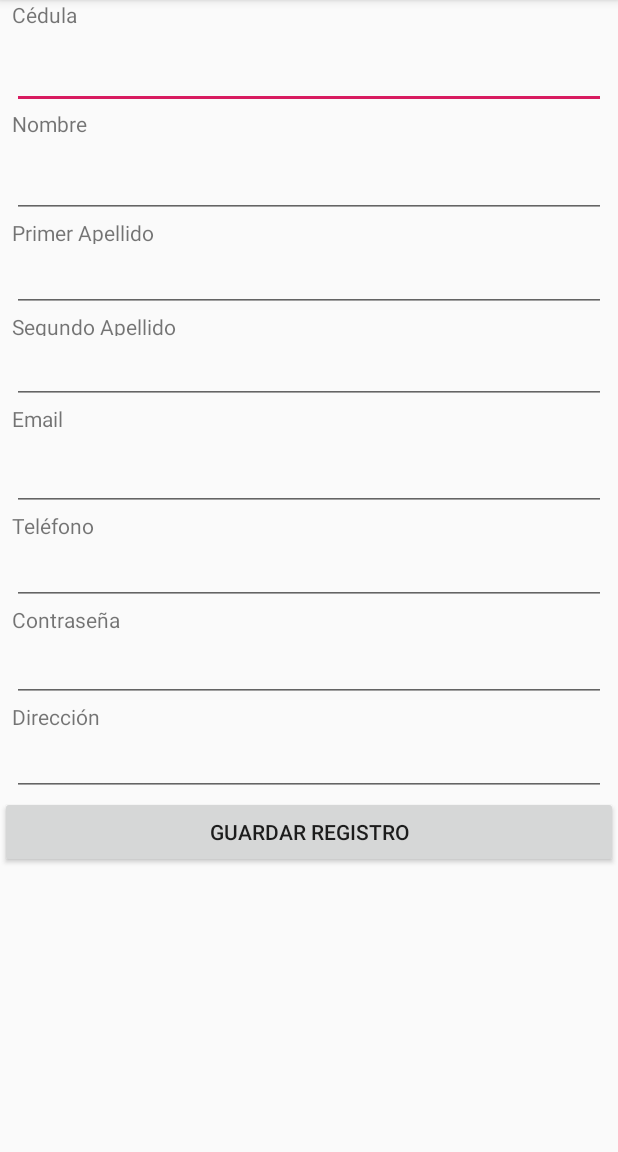
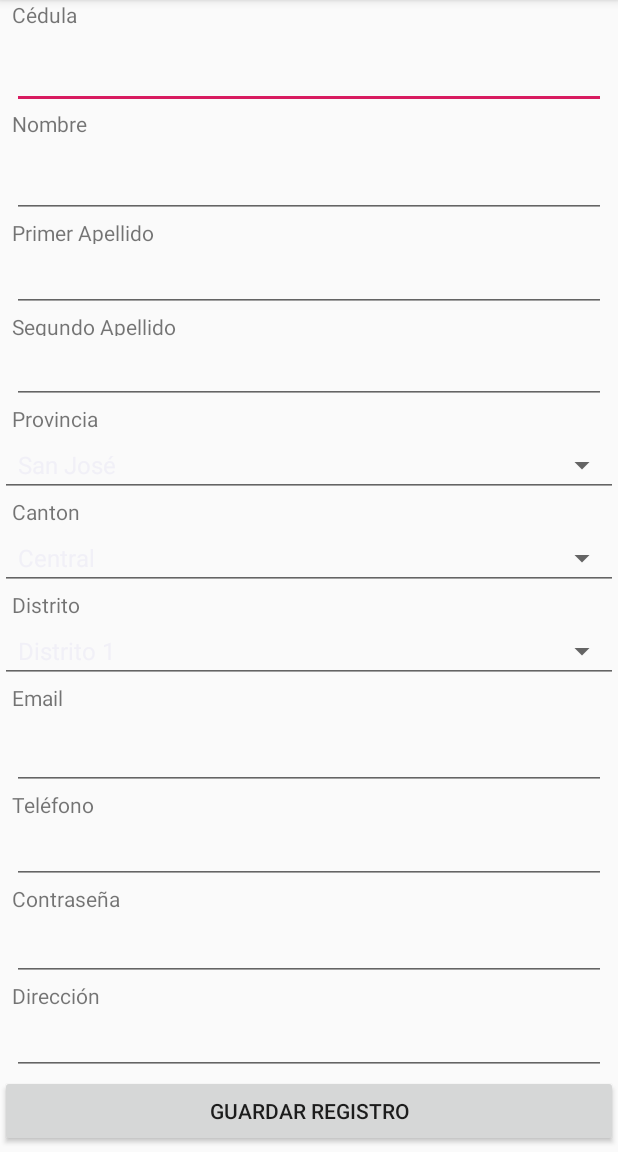
Before and after one commit to cesarvarela07/binarios, an Android app: the Registro screen opened directly, with no data from a screen before it, after a tap on "GUARDAR REGISTRO", on a phone screen of 412 x 824 dp, the part 84-1236 px from its top. Run offline under Robolectric (Android 15) with nearby library versions, the phone set to English and light mode, and no system bars; 1 statement that could not run was skipped.

Commit message:
mejoras para registro

```diff
--- a/app/src/main/java/app311/varela/cesar/app311/DatabaseHelper.java
+++ b/app/src/main/java/app311/varela/cesar/app311/DatabaseHelper.java
@@ -25,26 +25,14 @@ public class DatabaseHelper extends SQLiteOpenHelper {
 
     @Override
     public void onCreate(SQLiteDatabase db) {
-
         /*Crea las tablas*/
-
         ConfiguracionSQLite.createTable(db);
-
-        /*
-        String createTable= "CREATE TABLE "+TABLE_NAME+
-                " ("+COL_CEDULA+" INTEGER PRIMARY KEY, "+
-                COL_NOMBRE+ " TEXT NOT NULL, "+
-                COL_EMAIL+ " TEXT NOT NULL UNIQUE, "+
-                COL_TELEFONO+ " INTEGER NOT NULL UNIQUE, "+
-                COL_PASSWORD+ " TEXT NOT NULL UNIQUE); ";
-
-        db.execSQL(createTable);
-        */
     }
 
     @Override
     public void onUpgrade(SQLiteDatabase sqLiteDatabase, int i, int i1) {
-
+        ConfiguracionSQLite.dropTable(sqLiteDatabase);
+        onCreate(sqLiteDatabase);
     }
 
     public boolean updateData( ArrayList<String> listaParametros,ArrayList<String> listaColumnas,String tableName,String id,String Key)
@@ -77,50 +65,50 @@ public class DatabaseHelper extends SQLiteOpenHelper {
             return true;
     }
 
-    public ArrayList<String> existeCorreo(String table, String key, String correo,String whereParameter, ArrayList<String> listaCampos) {
-        ArrayList<String> values = new ArrayList<String>();
+    public String existeCorreo(String table, String correo) {
+
+        String indCorreoValido = "";
 
         SQLiteDatabase db = this.getReadableDatabase();
-        Cursor cursor = db.rawQuery("SELECT CASE WHEN COUNT(0) > 0 THEN 1 ELSE 0 END FROM " + table + " WHERE key = " + whereParameter+ " AND CORREO = " +correo , null);
+        Cursor cursor = db.rawQuery("SELECT CASE WHEN COUNT(0) > 0 THEN 'Y' ELSE 'N' END AS RESULTADO FROM '" + table +"' WHERE CORREO = '" +correo +"' " , null);
 
         if(cursor.moveToFirst()) {
-            do {
-                for (int i = 0; i < listaCampos.size(); i++)
-                    values.add(cursor.getString(cursor.getColumnIndex(listaCampos.get(i).toString())));
-
-            }while(cursor.moveToNext());
+            indCorreoValido = cursor.getString(cursor.getColumnIndex("RESULTADO"));
         }
 
         cursor.close();
         db.close();
-        return values;
+        return indCorreoValido;
+    }
+
+    public String obtenerIdCedulaUusario(String table, String correo) {
+
+        String cedulaUsuario = "";
+
+        SQLiteDatabase db = this.getReadableDatabase();
+        Cursor cursor = db.rawQuery("SELECT CEDULA FROM '" + table +"' WHERE CORREO = '" +correo +"' " , null);
+
+        if(cursor.moveToFirst()) {
+
+            cedulaUsuario = cursor.getString(cursor.getColumnIndex("CEDULA"));
+
+        }
+
+        cursor.close();
+        db.close();
+        return cedulaUsuario;
     }
 
     public ArrayList<String> getValues(String table, String key,String whereParameter, ArrayList<String> listaCampos) {
         ArrayList<String> values = new ArrayList<String>();
 
         SQLiteDatabase db = this.getReadableDatabase();
-        Cursor cursor = db.rawQuery("SELECT * FROM " + table + " WHERE key = " + whereParameter, null);
+        Cursor cursor = db.rawQuery("SELECT * FROM " + table + " WHERE " + key + " = " + whereParameter, null);
 
         if(cursor.moveToFirst()) {
             do {
                 for (int i = 0; i < listaCampos.size(); i++)
                     values.add(cursor.getString(cursor.getColumnIndex(listaCampos.get(i).toString())));
-/*              values.add(cursor.getString(cursor.getColumnIndex(listaCampos.get(1).toString())));
-                values.add(cursor.getString(cursor.getColumnIndex(listaCampos.get(2).toString())));
-                values.add(cursor.getString(cursor.getColumnIndex(listaCampos.get(3).toString())));
-                values.add(cursor.getString(cursor.getColumnIndex(listaCampos.get(4).toString())));
-
-                values.add(cursor.getString(cursor.getColumnIndex(listaCampos.get(5).toString())));
-                values.add(cursor.getString(cursor.getColumnIndex(listaCampos.get(6).toString())));
-                values.add(cursor.getString(cursor.getColumnIndex(listaCampos.get(7).toString())));
-                values.add(cursor.getString(cursor.getColumnIndex(listaCampos.get(8).toString())));
-                values.add(cursor.getString(cursor.getColumnIndex(listaCampos.get(9).toString())));
-
-                values.add(cursor.getString(cursor.getColumnIndex(listaCampos.get(10).toString())));
-                values.add(cursor.getString(cursor.getColumnIndex(listaCampos.get(11).toString())));
-                values.add(cursor.getString(cursor.getColumnIndex(listaCampos.get(12).toString())));*/
-
             }while(cursor.moveToNext());
         }
 
--- /dev/null
+++ b/app/src/main/java/app311/varela/cesar/app311/MetodosGlobales.java
@@ -0,0 +1,15 @@
+package app311.varela.cesar.app311;
+
+import android.content.Context;
+import android.widget.Toast;
+
+public final class MetodosGlobales {
+
+
+    public static String CEDULA_USUARIO_ACTIVO = "";
+
+    public static void toastMessage(Context context, String message)
+    {
+        Toast.makeText(context, message,Toast.LENGTH_SHORT).show();
+    }
+}
--- a/app/src/main/java/app311/varela/cesar/app311/Registro.java
+++ b/app/src/main/java/app311/varela/cesar/app311/Registro.java
@@ -3,8 +3,11 @@ package app311.varela.cesar.app311;
 import android.support.v7.app.AppCompatActivity;
 import android.os.Bundle;
 import android.view.View;
+import android.widget.AdapterView;
+import android.widget.ArrayAdapter;
 import android.widget.Button;
 import android.widget.EditText;
+import android.widget.Spinner;
 import android.widget.Toast;
 
 import java.util.ArrayList;
@@ -24,16 +27,102 @@ public class Registro extends AppCompatActivity {
     private EditText txtEmail;
     private EditText txtPassword;
     private EditText txtDireccion;
+    private Spinner txtProvincia;
+    private Spinner txtCanton;
+    private Spinner txtDistrito;
+
 
     Random rand = new Random();
 
+    String[] provincias = {"San José","Alajuela","Cartago","Heredia","Guanacaste","Puntarenas","Limón"};
+    String[] cantones = {""};
+    String[] distritos = {"Distrito 1","Distrito 2","Distrito 3","Distrito 4","Distrito 5","Distrito 6","Distrito 7","Distrito 8","Distrito 9","Distrito 10"};
+
+    String[] distritosSJ = {"Central","Escazú","Desamparados","Puriscal","Tarrazú","Aserrí","Mora","Goicoechea","Santa Ana","Alajuelita","Vázquez De Coronado","Acosta","Tibás","Moravia","Montes De Oca","Turrubares","Dota","Curridabat","Pérez Zeledón","León Cortés Castro"};
+    String[] distritosAJ = {"Central","San Ramón","Grecia","San Mateo","Atenas","Naranjo","Palmares","Poás","Orotina","San Carlos","Zarcero","Valverde Vega","Upala","Los Chiles","Guatuso","Río Cuarto"};
+    String[] distritosCA = {"Central","Paraíso","La Unión","Jiménez","Turrialba","Alvarado","Oreamuno","El Guarco"};
+    String[] distritosHE = {"Central","Barva","Santo Domingo","Santa Barbara","San Rafael","San Isidro","Belén","Flores","San Pablo","Sarapiquí"};
+    String[] distritosGU = {"Liberia","Nicoya","Santa Cruz","Bagaces","Carrillo","Cañas","Abangares","Tilarán","Nandayure","La Cruz","Hojancha"};
+    String[] distritosPU = {"Central","Esparza","Buenos Aires","Montes De Oro","Osa","Quepos","Golfito","Coto Brus","Parrita","Corredores","Garabito"};
+    String[] distritosLI = {"Central","Pococí","Siquirres","Talamanca","Matina","Guácimo"};
 
     @Override
     protected void onCreate(Bundle savedInstanceState) {
         super.onCreate(savedInstanceState);
         setContentView(R.layout.activity_registro);
         mDatabaseHelper = new DatabaseHelper(this);
+        agregarColumnas();
+        obtenerDatosDeActivity();
 
+        Spinner spProvincias = (Spinner)findViewById(R.id.Provincia);
+        final Spinner spCanton = (Spinner)findViewById(R.id.Canton);
+        Spinner spDistrito = (Spinner)findViewById(R.id.Distrito);
+
+        spProvincias.setAdapter(new ArrayAdapter<String>(getApplicationContext(),android.R.layout.simple_spinner_item,provincias));
+        spCanton.setAdapter(new ArrayAdapter<String>(getApplicationContext(),android.R.layout.simple_spinner_item,cantones));
+        spDistrito.setAdapter(new ArrayAdapter<String>(getApplicationContext(),android.R.layout.simple_spinner_item,distritos));
+
+        Button btnSave = (Button)  findViewById(R.id.btnSave);
+        //0 = registro primera vez
+        //1 = editar perfil
+        if(1 == getIntent().getExtras().getInt("MODE"))
+        {
+            btnSave.setText("Guardar Edición");
+            obtenerDatosDeBD();
+        }
+
+        btnSave.setOnClickListener(new View.OnClickListener() {
+            @Override
+            public void onClick(View view) {
+                cargarListaParametros();
+                addData();
+            }
+        });
+
+        spProvincias.setOnItemSelectedListener(new AdapterView.OnItemSelectedListener() {
+            @Override
+            public void onItemSelected(AdapterView<?> adapterView, View view, int i, long l) {
+                if(i == 0)
+                    spCanton.setAdapter(new ArrayAdapter<String>(getApplicationContext(),android.R.layout.simple_spinner_item,distritosSJ));
+                if(i == 1)
+                    spCanton.setAdapter(new ArrayAdapter<String>(getApplicationContext(),android.R.layout.simple_spinner_item,distritosAJ));
+                if(i == 2)
+                    spCanton.setAdapter(new ArrayAdapter<String>(getApplicationContext(),android.R.layout.simple_spinner_item,distritosCA));
+                if(i == 3)
+                    spCanton.setAdapter(new ArrayAdapter<String>(getApplicationContext(),android.R.layout.simple_spinner_item,distritosHE));
+                if(i == 4)
+                    spCanton.setAdapter(new ArrayAdapter<String>(getApplicationContext(),android.R.layout.simple_spinner_item,distritosGU));
+                if(i == 5)
+                    spCanton.setAdapter(new ArrayAdapter<String>(getApplicationContext(),android.R.layout.simple_spinner_item,distritosPU));
+                if(i == 6)
+                    spCanton.setAdapter(new ArrayAdapter<String>(getApplicationContext(),android.R.layout.simple_spinner_item,distritosLI));
+
+            }
+
+            @Override
+            public void onNothingSelected(AdapterView<?> adapterView) {
+
+            }
+        });
+
+    }
+
+
+    public void addData()
+    {
+
+        String tableName = ConfiguracionSQLite.TB_NAME_REGISTRO_USUARIO;
+        //columnas
+
+        boolean insertData = mDatabaseHelper.addData(listaParametros,listaColumnas,tableName);
+        if (insertData)
+            MetodosGlobales.toastMessage(this,"Insertado correctamente");
+        else
+            MetodosGlobales.toastMessage(this,"Error al insertar los datos");
+    }
+
+    public void agregarColumnas()
+    {
         listaColumnas.add(ConfiguracionSQLite.TB_RU_CEDULA);
         listaColumnas.add(ConfiguracionSQLite.TB_RU_NOMBRE);
         listaColumnas.add(ConfiguracionSQLite.TB_RU_APELLIDO1);
@@ -47,9 +136,10 @@ public class Registro extends AppCompatActivity {
         listaColumnas.add(ConfiguracionSQLite.TB_RU_COD_ACTIVACION);
         listaColumnas.add(ConfiguracionSQLite.TB_RU_ESTADO);
         listaColumnas.add(ConfiguracionSQLite.TB_RU_DIRECCION);
+    }
 
-        Button btnSave = (Button)  findViewById(R.id.btnSave);
-
+    public void obtenerDatosDeActivity()
+    {
         txtCedula = (EditText) findViewById(R.id.cedulaTxt);
         txtNombre = (EditText) findViewById(R.id.nombreTxt);
         txtApellido1 = (EditText) findViewById(R.id.apellido1Txt);
@@ -58,13 +148,14 @@ public class Registro extends AppCompatActivity {
         txtEmail = (EditText)findViewById(R.id.emailTxt);
         txtPassword = (EditText)findViewById(R.id.passwordTxt);
         txtDireccion = (EditText)findViewById(R.id.direccionTxt);
+        txtProvincia = (Spinner)findViewById(R.id.Provincia);
+        txtCanton = (Spinner)findViewById(R.id.Canton);
+        txtDistrito = (Spinner)findViewById(R.id.Distrito);
 
-        //0 = registro primera vez
-        //1 = editar perfil
-        if(1 == getIntent().getExtras().getInt("MODE"))
+    }
+    public void obtenerDatosDeBD()
     {
-            btnSave.setText("Guardar Edición");
-            listaValores = mDatabaseHelper.getValues(ConfiguracionSQLite.TB_NAME_REGISTRO_USUARIO,"117010413",listaColumnas);
+        listaValores = mDatabaseHelper.getValues(ConfiguracionSQLite.TB_NAME_REGISTRO_USUARIO,"CEDULA",MetodosGlobales.CEDULA_USUARIO_ACTIVO,listaColumnas);
         txtCedula.setText(listaValores.get(0));
         txtNombre.setText(listaValores.get(1));
         txtApellido1.setText(listaValores.get(2));
@@ -81,22 +172,18 @@ public class Registro extends AppCompatActivity {
             txtPassword.setText(listaValores.get(11));
             txtPassword.setText(listaValores.get(12));
 */
-
     }
 
-
-        btnSave.setOnClickListener(new View.OnClickListener() {
-            @Override
-            public void onClick(View view) {
-
+    public void cargarListaParametros()
+    {
         listaParametros.add(txtCedula.getText().toString());
         listaParametros.add(txtNombre.getText().toString());
         listaParametros.add(txtApellido1.getText().toString());
         listaParametros.add(txtApellido2.getText().toString());
 
-                listaParametros.add("");
-                listaParametros.add("");
-                listaParametros.add("");
+        listaParametros.add(txtProvincia.getSelectedItem().toString());
+        listaParametros.add(txtCanton.getSelectedItem().toString());
+        listaParametros.add(txtDistrito.getSelectedItem().toString());
 
         listaParametros.add(txtEmail.getText().toString());
         listaParametros.add(txtTelefono.getText().toString());
@@ -104,45 +191,7 @@ public class Registro extends AppCompatActivity {
 
         listaParametros.add(""+rand.nextInt(100 - 1 + 1) + 1);
         listaParametros.add("I");
-
-
         listaParametros.add(txtDireccion.getText().toString());
-
-                addData();
-            }
-        });
     }
 
-
-    public void addData()
-    {
-
-        String tableName = ConfiguracionSQLite.TB_NAME_REGISTRO_USUARIO;
-        //columnas
-
-        /*listaColumnas.add(ConfiguracionSQLite.TB_RU_CEDULA);
-        listaColumnas.add(ConfiguracionSQLite.TB_RU_NOMBRE);
-        listaColumnas.add(ConfiguracionSQLite.TB_RU_APELLIDO1);
-        listaColumnas.add(ConfiguracionSQLite.TB_RU_APELLIDO2);
-        listaColumnas.add(ConfiguracionSQLite.TB_RU_PROVINCIA);
-        listaColumnas.add(ConfiguracionSQLite.TB_RU_CANTON);
-        listaColumnas.add(ConfiguracionSQLite.TB_RU_DISTRITO);
-        listaColumnas.add(ConfiguracionSQLite.TB_RU_CORREO);
-        listaColumnas.add(ConfiguracionSQLite.TB_RU_CELULAR);
-        listaColumnas.add(ConfiguracionSQLite.TB_RU_PASSWORD);
-        listaColumnas.add(ConfiguracionSQLite.TB_RU_COD_ACTIVACION);
-        listaColumnas.add(ConfiguracionSQLite.TB_RU_ESTADO);
-        listaColumnas.add(ConfiguracionSQLite.TB_RU_DIRECCION);*/
-
-
-        boolean insertData = mDatabaseHelper.addData(listaParametros,listaColumnas,tableName);
-        if (insertData)
-            toastMessage("Insertado correctamente");
-        else
-            toastMessage("Error al insertar los datos");
 }
-    private void toastMessage(String message)
-    {
-        Toast.makeText(this, message,Toast.LENGTH_SHORT).show();
-    }
-}
--- a/app/src/main/res/layout/activity_registro.xml
+++ b/app/src/main/res/layout/activity_registro.xml
@@ -101,6 +101,59 @@
             android:inputType="textPersonName" />
 
         <TextView
+            android:id="@+id/txtProvincia"
+            android:layout_width="wrap_content"
+            android:layout_height="19dp"
+            android:layout_marginStart="8dp"
+            android:layout_marginLeft="8dp"
+            android:layout_marginEnd="8dp"
+            android:layout_marginRight="8dp"
+            android:text="Provincia" />
+
+        <Spinner
+            android:id="@+id/Provincia"
+            style="@style/Widget.AppCompat.Spinner.Underlined"
+            android:spinnerMode="dropdown"
+            android:layout_width="400dp"
+            android:layout_height="wrap_content"/>
+
+        <TextView
+            android:id="@+id/txtCanton"
+            android:layout_width="wrap_content"
+            android:layout_height="19dp"
+            android:layout_marginStart="8dp"
+            android:layout_marginLeft="8dp"
+            android:layout_marginEnd="8dp"
+            android:layout_marginRight="8dp"
+            android:text="Canton" />
+
+        <Spinner
+            android:id="@+id/Canton"
+            style="@style/Widget.AppCompat.Spinner.Underlined"
+            android:spinnerMode="dropdown"
+            android:textSize="20dp"
+            android:layout_width="400dp"
+            android:layout_height="wrap_content"/>
+
+        <TextView
+            android:id="@+id/txtDistrito"
+            android:layout_width="wrap_content"
+            android:layout_height="wrap_content"
+            android:layout_marginStart="8dp"
+            android:layout_marginLeft="8dp"
+            android:layout_marginEnd="8dp"
+            android:layout_marginRight="8dp"
+            android:text="Distrito" />
+
+        <Spinner
+            android:id="@+id/Distrito"
+            style="@style/Widget.AppCompat.Spinner.Underlined"
+            android:spinnerMode="dropdown"
+            android:textSize="30dp"
+            android:layout_width="400dp"
+            android:layout_height="wrap_content"/>
+
+        <TextView
             android:id="@+id/emailLbl"
             android:layout_width="42dp"
             android:layout_height="26dp"
```
Also changed, not shown: app/src/main/java/app311/varela/cesar/app311/ConfiguracionSQLite.java (+12 -0 lines), app/src/main/java/app311/varela/cesar/app311/MainActivity.java (+24 -2 lines). Lines whose indentation alone changed are shown as unchanged.
